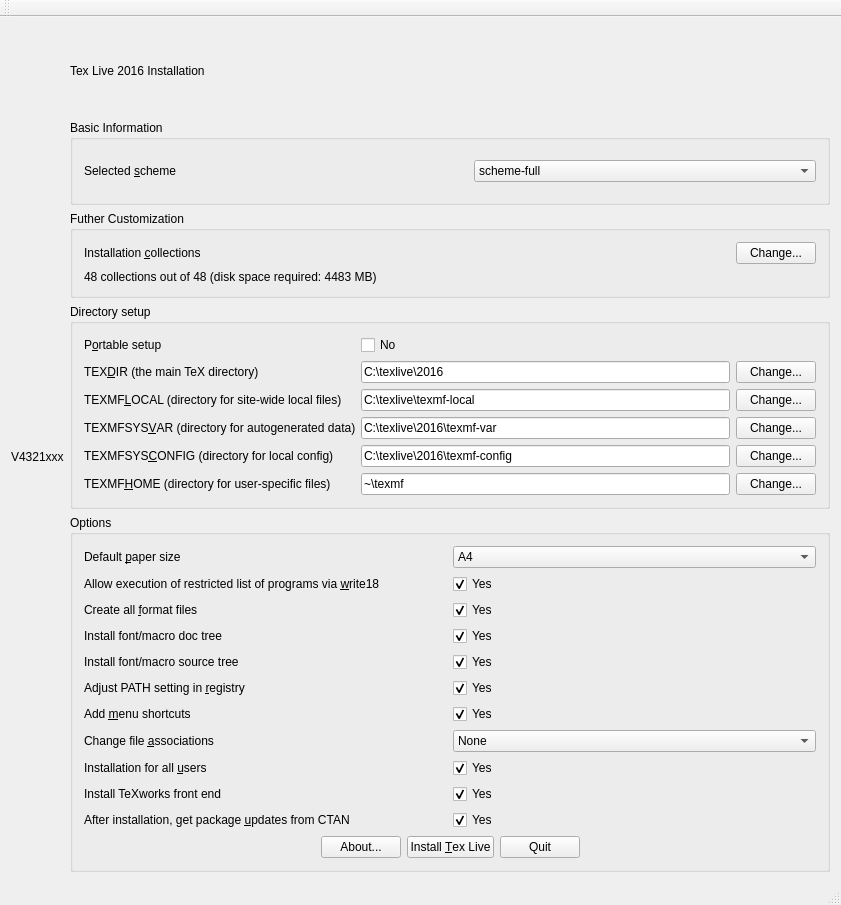
This is texlive-installer/texliveinstallerwindow.ui in wangqr/tlmgr-qt as Qt 5 draws it before an edit. The edited form follows.
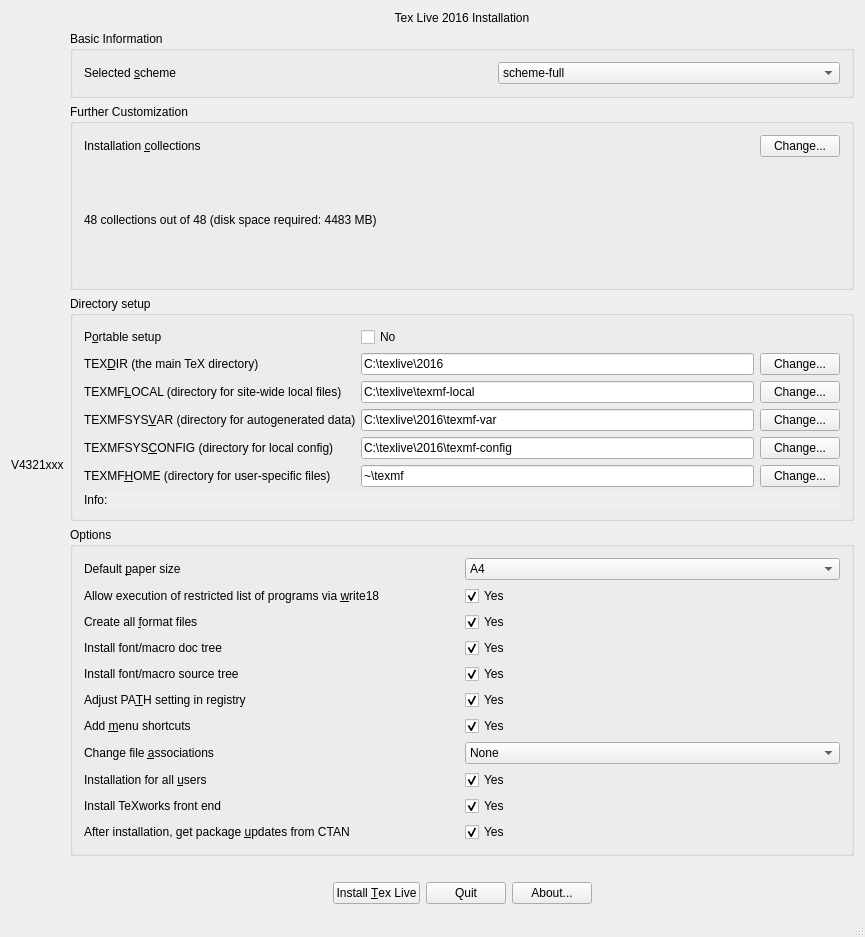
This is the edited form. Icons and pictures are not drawn.

```diff
--- a/texlive-installer/texliveinstallerwindow.ui
+++ b/texlive-installer/texliveinstallerwindow.ui
@@ -6,12 +6,12 @@
    <rect>
     <x>0</x>
     <y>0</y>
-    <width>841</width>
-    <height>905</height>
+    <width>865</width>
+    <height>937</height>
    </rect>
   </property>
   <property name="windowTitle">
-   <string>TexLive Installation</string>
+   <string notr="true">TexLive Installation</string>
   </property>
   <widget class="QWidget" name="centralWidget">
    <layout class="QHBoxLayout" name="horizontalLayout_4">
@@ -31,9 +31,9 @@
        </widget>
       </item>
       <item>
-       <widget class="QLabel" name="tlVersion">
+       <widget class="QLabel" name="tlBuildVersion">
         <property name="text">
-         <string>V4321xxx</string>
+         <string notr="true">V4321xxx</string>
         </property>
         <property name="alignment">
          <set>Qt::AlignLeading|Qt::AlignLeft|Qt::AlignTop</set>
@@ -43,16 +43,31 @@
      </layout>
     </item>
     <item>
-     <layout class="QVBoxLayout" name="tlSetup">
+     <layout class="QVBoxLayout" name="verticalLayout_4">
       <item>
        <widget class="QLabel" name="tlTitle">
+        <property name="sizePolicy">
+         <sizepolicy hsizetype="Ignored" vsizetype="Fixed">
+          <horstretch>0</horstretch>
+          <verstretch>0</verstretch>
+         </sizepolicy>
+        </property>
         <property name="text">
-         <string>Tex Live 2016 Installation</string>
+         <string notr="true">Tex Live 2016 Installation</string>
+        </property>
+        <property name="alignment">
+         <set>Qt::AlignHCenter|Qt::AlignTop</set>
         </property>
        </widget>
       </item>
       <item>
        <widget class="QGroupBox" name="basicInfomationGB">
+        <property name="sizePolicy">
+         <sizepolicy hsizetype="Preferred" vsizetype="Fixed">
+          <horstretch>0</horstretch>
+          <verstretch>0</verstretch>
+         </sizepolicy>
+        </property>
         <property name="title">
          <string>Basic Information</string>
         </property>
@@ -139,8 +154,14 @@
       </item>
       <item>
        <widget class="QGroupBox" name="furtherCustomizationGB">
+        <property name="sizePolicy">
+         <sizepolicy hsizetype="Preferred" vsizetype="Preferred">
+          <horstretch>0</horstretch>
+          <verstretch>0</verstretch>
+         </sizepolicy>
+        </property>
         <property name="title">
-         <string>Futher Customization</string>
+         <string>Further Customization</string>
         </property>
         <layout class="QVBoxLayout" name="verticalLayout">
          <item>
@@ -201,6 +222,12 @@
       </item>
       <item>
        <widget class="QGroupBox" name="directorySetupGB">
+        <property name="sizePolicy">
+         <sizepolicy hsizetype="Preferred" vsizetype="Preferred">
+          <horstretch>0</horstretch>
+          <verstretch>0</verstretch>
+         </sizepolicy>
+        </property>
         <property name="title">
          <string>Directory setup</string>
         </property>
@@ -240,7 +267,7 @@
            <item row="1" column="1">
             <widget class="QLineEdit" name="texDirPath">
              <property name="text">
-              <string>C:\texlive\2016</string>
+              <string notr="true">C:\texlive\2016</string>
              </property>
              <property name="clearButtonEnabled">
               <bool>false</bool>
@@ -273,7 +300,7 @@
            <item row="2" column="1">
             <widget class="QLineEdit" name="texMfLocalPath">
              <property name="text">
-              <string>C:\texlive\texmf-local</string>
+              <string notr="true">C:\texlive\texmf-local</string>
              </property>
             </widget>
            </item>
@@ -303,7 +330,7 @@
            <item row="3" column="1">
             <widget class="QLineEdit" name="texMfSysVarPath">
              <property name="text">
-              <string>C:\texlive\2016\texmf-var</string>
+              <string notr="true">C:\texlive\2016\texmf-var</string>
              </property>
             </widget>
            </item>
@@ -326,14 +353,14 @@
               <string>TEXMFSYS&amp;CONFIG (directory for local config)</string>
              </property>
              <property name="buddy">
-              <cstring>texMfSysConfig</cstring>
+              <cstring>texMfSysConfigPath</cstring>
              </property>
             </widget>
            </item>
            <item row="4" column="1">
-            <widget class="QLineEdit" name="texMfSysConfig">
+            <widget class="QLineEdit" name="texMfSysConfigPath">
              <property name="text">
-              <string>C:\texlive\2016\texmf-config</string>
+              <string notr="true">C:\texlive\2016\texmf-config</string>
              </property>
             </widget>
            </item>
@@ -363,12 +390,12 @@
            <item row="5" column="1">
             <widget class="QLineEdit" name="texMfHomePath">
              <property name="text">
-              <string>~\texmf</string>
+              <string notr="true">~\texmf</string>
              </property>
             </widget>
            </item>
            <item row="5" column="2">
-            <widget class="QPushButton" name="changeTexMfHome">
+            <widget class="QPushButton" name="changeTexMfHomeBt">
              <property name="sizePolicy">
               <sizepolicy hsizetype="Minimum" vsizetype="Fixed">
                <horstretch>0</horstretch>
@@ -382,11 +409,27 @@
            </item>
           </layout>
          </item>
+         <item>
+          <widget class="QLabel" name="label">
+           <property name="autoFillBackground">
+            <bool>true</bool>
+           </property>
+           <property name="text">
+            <string>Info:</string>
+           </property>
+          </widget>
+         </item>
         </layout>
        </widget>
       </item>
       <item>
        <widget class="QGroupBox" name="optionsGB">
+        <property name="sizePolicy">
+         <sizepolicy hsizetype="Preferred" vsizetype="Preferred">
+          <horstretch>0</horstretch>
+          <verstretch>0</verstretch>
+         </sizepolicy>
+        </property>
         <property name="title">
          <string>Options</string>
         </property>
@@ -500,7 +543,7 @@
            <item row="5" column="0">
             <widget class="QLabel" name="label_17">
              <property name="text">
-              <string>Adjust PATH setting in &amp;registry</string>
+              <string>Adjust PA&amp;TH setting in registry</string>
              </property>
              <property name="buddy">
               <cstring>adjustPathCP</cstring>
@@ -628,8 +671,24 @@
            </item>
           </layout>
          </item>
+        </layout>
+       </widget>
+      </item>
          <item>
-          <layout class="QHBoxLayout" name="horizontalLayout_3">
+       <spacer name="horizontalSpacer_5">
+        <property name="orientation">
+         <enum>Qt::Horizontal</enum>
+        </property>
+        <property name="sizeHint" stdset="0">
+         <size>
+          <width>40</width>
+          <height>20</height>
+         </size>
+        </property>
+       </spacer>
+      </item>
+      <item>
+       <layout class="QHBoxLayout" name="installFrameBox">
            <item>
             <spacer name="horizontalSpacer_3">
              <property name="orientation">
@@ -643,13 +702,6 @@
              </property>
             </spacer>
            </item>
-           <item>
-            <widget class="QPushButton" name="aboutBt">
-             <property name="text">
-              <string>About...</string>
-             </property>
-            </widget>
-           </item>
            <item>
             <widget class="QPushButton" name="installBt">
              <property name="text">
@@ -664,6 +716,13 @@
              </property>
             </widget>
            </item>
+        <item>
+         <widget class="QPushButton" name="aboutBt">
+          <property name="text">
+           <string>About...</string>
+          </property>
+         </widget>
+        </item>
            <item>
             <spacer name="horizontalSpacer_4">
              <property name="orientation">
@@ -680,9 +739,6 @@
           </layout>
          </item>
         </layout>
-       </widget>
-      </item>
-     </layout>
     </item>
    </layout>
   </widget>
@@ -691,19 +747,11 @@
     <rect>
      <x>0</x>
      <y>0</y>
-     <width>841</width>
+     <width>865</width>
      <height>22</height>
     </rect>
    </property>
   </widget>
-  <widget class="QToolBar" name="mainToolBar">
-   <attribute name="toolBarArea">
-    <enum>TopToolBarArea</enum>
-   </attribute>
-   <attribute name="toolBarBreak">
-    <bool>false</bool>
-   </attribute>
-  </widget>
   <widget class="QStatusBar" name="statusBar"/>
  </widget>
  <layoutdefault spacing="6" margin="11"/>
```
Left out of the diff: 7 changed lines with no effect on the pictures. Lines whose indentation alone changed are shown as unchanged.
